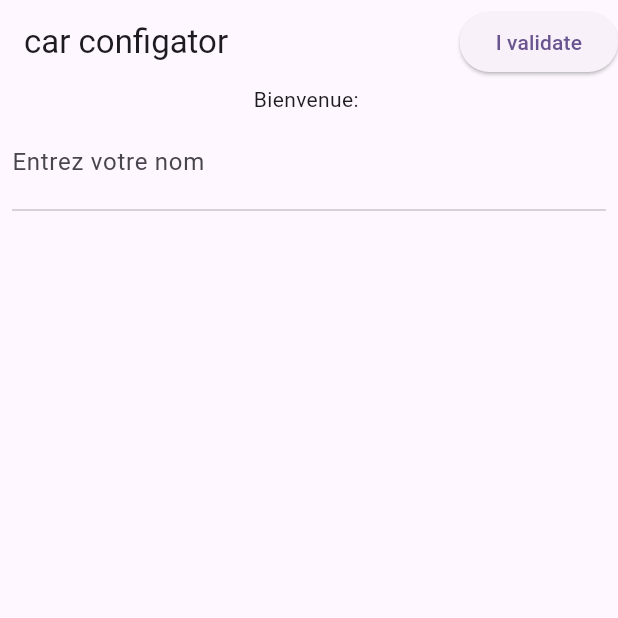
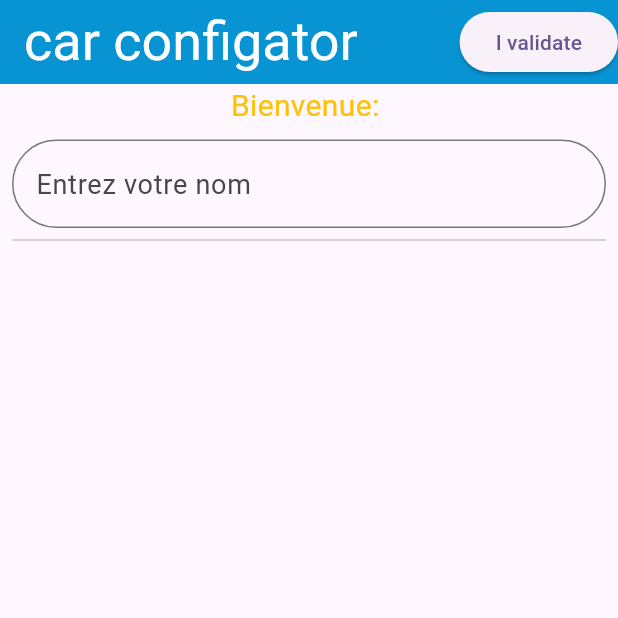
Before and after one commit to KaserekaKighunda/my_ideal_car, a Flutter app: the screen it shows after launch, on a phone screen of 412 x 824 dp, the top half of it. Run offline on Flutter 3.47's test engine with Material 3 defaults, Android fonts, the light colour scheme and no system bars.

Commit message:
modification  style of the class CarSelectorPage

```diff
--- a/lib/car_selector_page.dart
+++ b/lib/car_selector_page.dart
@@ -10,6 +10,10 @@ class CarSelectorPage extends StatefulWidget {
 
 class _CarSelecorPageState extends State<CarSelectorPage> {
   String _firstName = "";
+
+  void _unfocusMethode1() {
+    FocusScope.of(context).unfocus();
+  }
 
   Padding _interactiveWidget(
       {required List<Widget> children, bool isRow = false}) {
@@ -37,6 +41,7 @@ class _CarSelecorPageState extends State<CarSelectorPage> {
   void _updateFirstName(String newValue) {
     setState(() {
       _firstName = newValue;
+      _unfocusMethode1();
     });
   }
 
@@ -44,7 +49,11 @@ class _CarSelecorPageState extends State<CarSelectorPage> {
   Widget build(BuildContext context) {
     return Scaffold(
       appBar: AppBar(
-        title: Text("car configator"),
+        title: Text(
+            style: TextStyle(
+                fontSize: 36, color: const Color.fromARGB(255, 255, 255, 255)),
+            "car configator"),
+        backgroundColor: const Color.fromARGB(255, 8, 147, 211),
         actions: [
           ElevatedButton(
             onPressed: () {},
@@ -55,12 +64,27 @@ class _CarSelecorPageState extends State<CarSelectorPage> {
       body: SingleChildScrollView(
         child: Column(
           children: [
-            Text("Bienvenue: $_firstName"),
+            Text(
+                style: TextStyle(
+                  fontSize: 20,
+                  color: Colors.amber,
+                ),
+                "Bienvenue: $_firstName"),
             _interactiveWidget(
               children: [
                 TextField(
+                    style: TextStyle(
+                      fontSize: 18,
+                      color: const Color.fromARGB(255, 8, 147, 211),
+                    ),
                     decoration: InputDecoration(
-                        border: InputBorder.none, hintText: "Entrez votre nom"),
+                        border: OutlineInputBorder(
+                          borderRadius: BorderRadius.all(
+                            Radius.circular(30),
+                          ),
+                        ),
+                        //label: Text("Nom"),
+                        hintText: "Entrez votre nom"),
                     onSubmitted: _updateFirstName)
               ],
             ),
```
